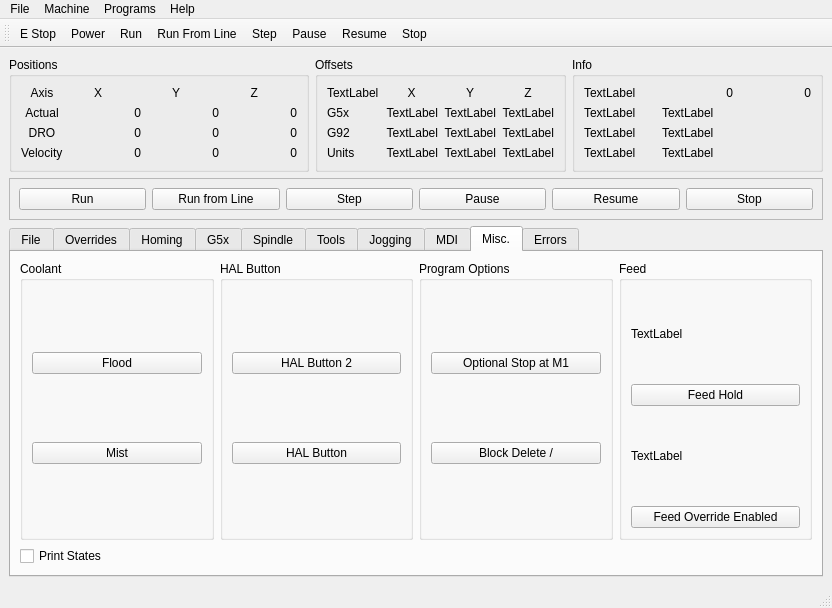
Above: examples/hal_btn.ui from jethornton/flexgui before the change. Below: the same form after it.
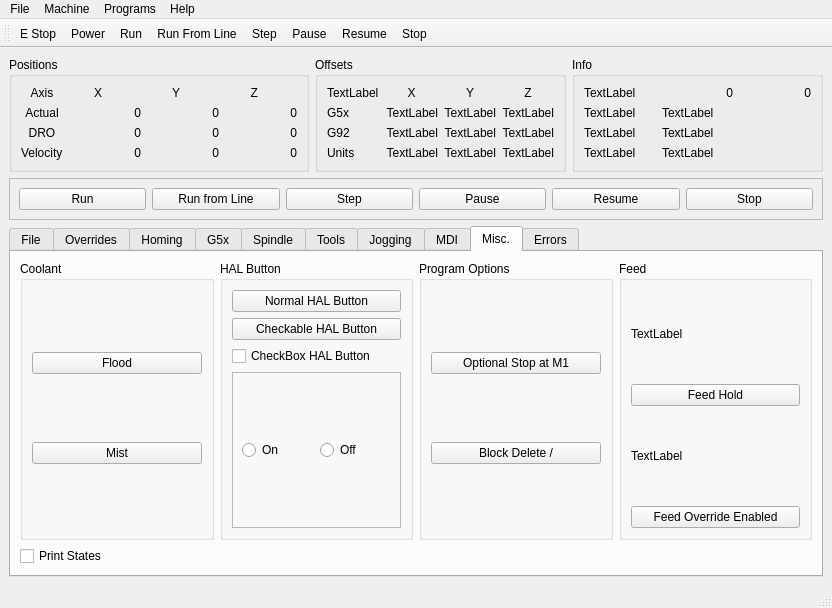
That is the form after the change.

Diff of the .ui file:
```diff
--- a/examples/hal_btn.ui
+++ b/examples/hal_btn.ui
@@ -1337,20 +1337,42 @@
            <item row="1" column="0">
             <widget class="QPushButton" name="pushButton">
              <property name="text">
-              <string>HAL Button</string>
+              <string>Checkable HAL Button</string>
+             </property>
+             <property name="checkable">
+              <bool>true</bool>
              </property>
              <property name="function" stdset="0">
               <string>hal_pin</string>
              </property>
              <property name="pin_0" stdset="0">
-              <string>test_pin, HAL_BIT, HAL_OUT</string>
+              <string>check, HAL_BIT, HAL_OUT</string>
+             </property>
+            </widget>
+           </item>
+           <item row="2" column="0">
+            <widget class="QCheckBox" name="checkBox_3">
+             <property name="text">
+              <string>CheckBox HAL Button</string>
+             </property>
+             <property name="checkable">
+              <bool>true</bool>
+             </property>
+             <property name="function" stdset="0">
+              <string>hal_pin</string>
+             </property>
+             <property name="pin_3" stdset="0">
+              <string>checkbox, HAL_BIT, HAL_OUT</string>
              </property>
             </widget>
            </item>
            <item row="0" column="0">
             <widget class="QPushButton" name="pushButton_2">
              <property name="text">
-              <string>HAL Button 2</string>
+              <string>Normal HAL Button</string>
+             </property>
+             <property name="checkable">
+              <bool>false</bool>
              </property>
              <property name="function" stdset="0">
               <string>hal_pin</string>
@@ -1360,6 +1382,44 @@
              </property>
             </widget>
            </item>
+           <item row="3" column="0">
+            <widget class="QFrame" name="frame_6">
+             <property name="frameShape">
+              <enum>QFrame::StyledPanel</enum>
+             </property>
+             <property name="frameShadow">
+              <enum>QFrame::Raised</enum>
+             </property>
+             <layout class="QHBoxLayout" name="horizontalLayout">
+              <item>
+               <widget class="QRadioButton" name="radioButton">
+                <property name="text">
+                 <string>On</string>
+                </property>
+                <property name="function" stdset="0">
+                 <string>hal_pin</string>
+                </property>
+                <property name="pin_4" stdset="0">
+                 <string>rb_on, HAL_BIT, HAL_OUT</string>
+                </property>
+               </widget>
+              </item>
+              <item>
+               <widget class="QRadioButton" name="radioButton_2">
+                <property name="text">
+                 <string>Off</string>
+                </property>
+                <property name="function" stdset="0">
+                 <string>hal_pin</string>
+                </property>
+                <property name="pin_5" stdset="0">
+                 <string>rb_off, HAL_BIT, HAL_OUT</string>
+                </property>
+               </widget>
+              </item>
+             </layout>
+            </widget>
+           </item>
           </layout>
          </widget>
         </item>
```
Left out of the diff: 2 changed lines with no effect on the pictures.
